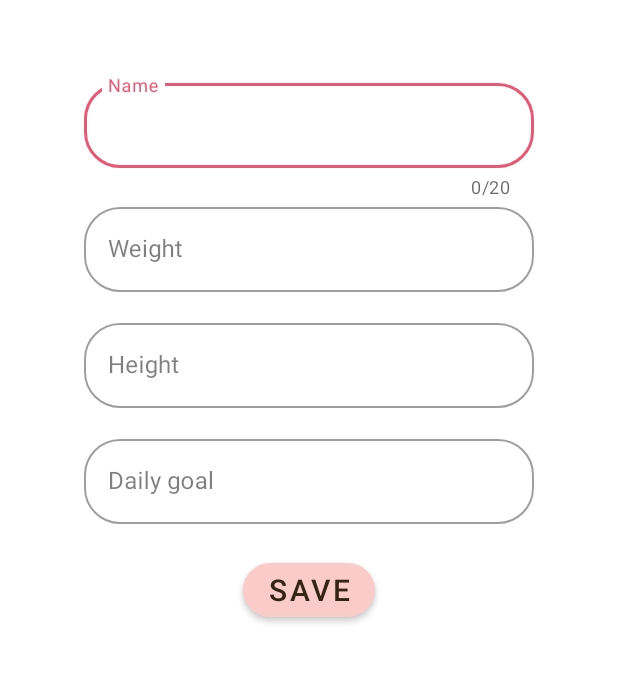
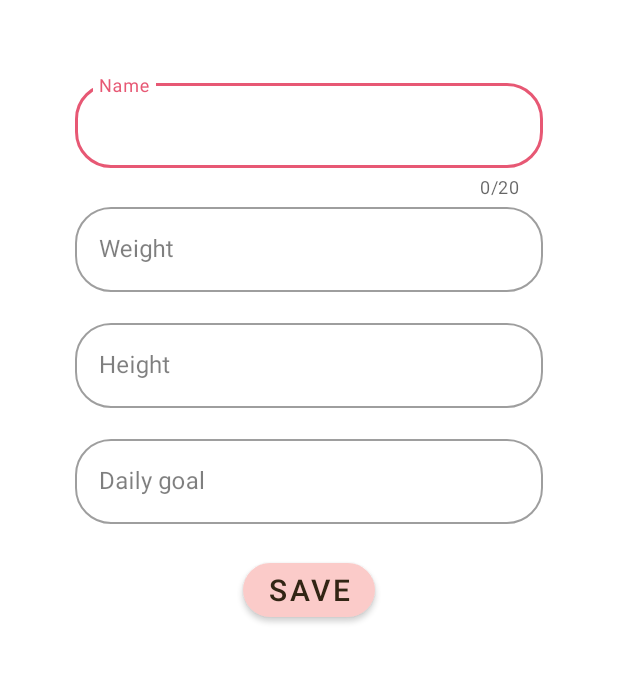
Before and after one commit to Mariinsky/sensorProject, an Android app: the screen it shows after launch (MainActivity), on a phone screen of 412 x 824 dp, the part 460-1143 px from its top. Run offline under Robolectric (Android 15) with nearby library versions, the phone set to English and light mode, and no system bars.

Commit message:
change layout width for input field

```diff
--- a/app/src/main/res/layout/activity_main.xml
+++ b/app/src/main/res/layout/activity_main.xml
@@ -23,8 +23,10 @@
     <com.google.android.material.textfield.TextInputLayout
         android:id="@+id/layoutEditName"
         style="@style/MyTextInputLayout"
-        android:layout_width="300dp"
+        android:layout_width="match_parent"
         android:layout_height="wrap_content"
+        android:layout_marginStart="50dp"
+        android:layout_marginEnd="50dp"
         android:layout_marginTop="50dp"
         android:contentDescription="Enter name"
         android:gravity="center"
@@ -36,9 +38,10 @@
         app:layout_constraintHorizontal_bias="0.5"
         app:layout_constraintStart_toStartOf="parent"
         app:layout_constraintTop_toBottomOf="@+id/textView">
+
         <com.google.android.material.textfield.TextInputEditText
             android:id="@+id/editTxtName"
-            android:layout_width="300dp"
+            android:layout_width="match_parent"
             android:layout_height="wrap_content"
             android:maxLines="1" />
     </com.google.android.material.textfield.TextInputLayout>
@@ -46,8 +49,10 @@
     <com.google.android.material.textfield.TextInputLayout
         android:id="@+id/layoutEditWeight"
         style="@style/MyTextInputLayout"
-        android:layout_width="300dp"
+        android:layout_width="match_parent"
         android:layout_height="wrap_content"
+        android:layout_marginStart="50dp"
+        android:layout_marginEnd="50dp"
         android:contentDescription="Enter weight"
         android:gravity="center"
         android:hint="@string/enter_weight"
@@ -60,7 +65,7 @@
 
         <com.google.android.material.textfield.TextInputEditText
             android:id="@+id/editTxtWeight"
-            android:layout_width="300dp"
+            android:layout_width="match_parent"
             android:layout_height="wrap_content"
             android:maxLines="1"
             android:inputType="number"/>
@@ -69,9 +74,11 @@
     <com.google.android.material.textfield.TextInputLayout
         android:id="@+id/layoutEditHeight"
         style="@style/MyTextInputLayout"
-        android:layout_width="300dp"
+        android:layout_width="match_parent"
         android:layout_height="wrap_content"
         android:layout_marginTop="15dp"
+        android:layout_marginStart="50dp"
+        android:layout_marginEnd="50dp"
         android:contentDescription="Enter height"
         android:gravity="center"
         android:hint="@string/enter_height"
@@ -84,7 +91,7 @@
 
         <com.google.android.material.textfield.TextInputEditText
             android:id="@+id/editTxtHeight"
-            android:layout_width="300dp"
+            android:layout_width="match_parent"
             android:layout_height="wrap_content"
             android:maxLines="1"
             android:inputType="number"/>
@@ -93,9 +100,11 @@
     <com.google.android.material.textfield.TextInputLayout
         android:id="@+id/layoutEditGoal"
         style="@style/MyTextInputLayout"
-        android:layout_width="300dp"
+        android:layout_width="match_parent"
         android:layout_height="wrap_content"
         android:layout_marginTop="15dp"
+        android:layout_marginStart="50dp"
+        android:layout_marginEnd="50dp"
         android:contentDescription="Set daily goal"
         android:gravity="center"
         android:hint="@string/enter_goal"
@@ -108,7 +117,7 @@
 
         <com.google.android.material.textfield.TextInputEditText
             android:id="@+id/editTxtGoal"
-            android:layout_width="300dp"
+            android:layout_width="match_parent"
             android:layout_height="wrap_content"
             android:maxLines="1"
             android:inputType="number"
```
